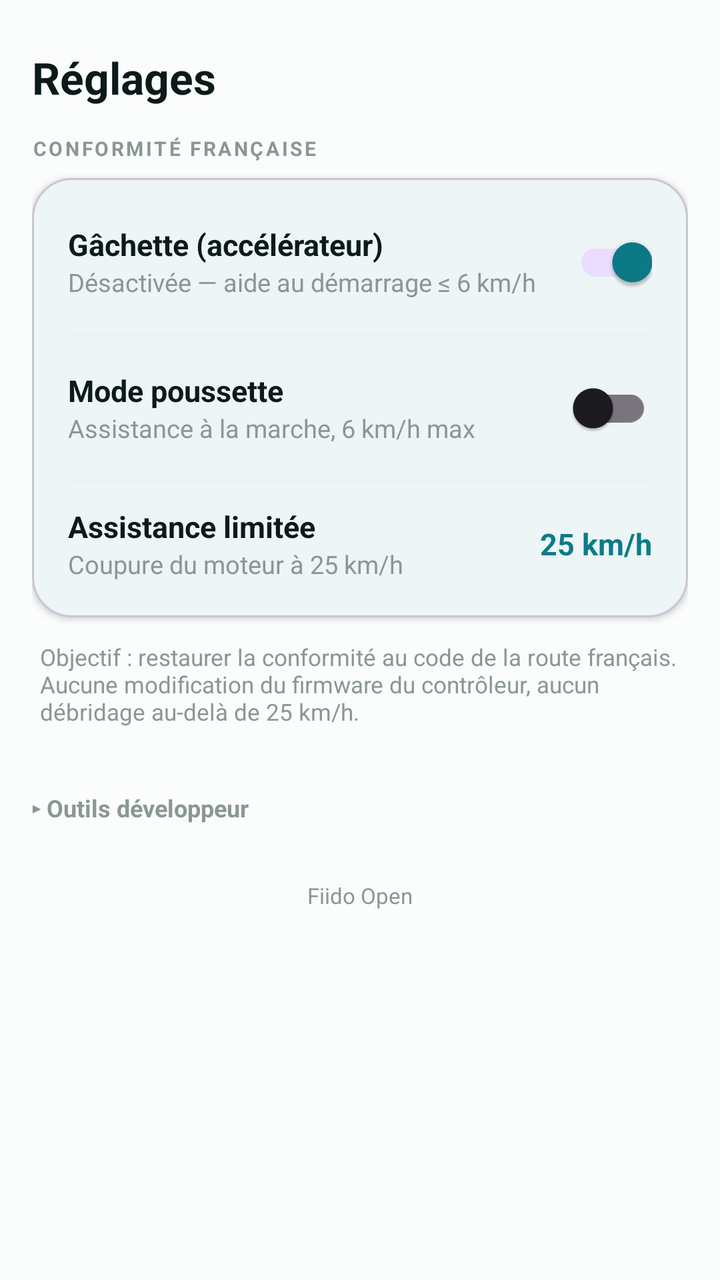
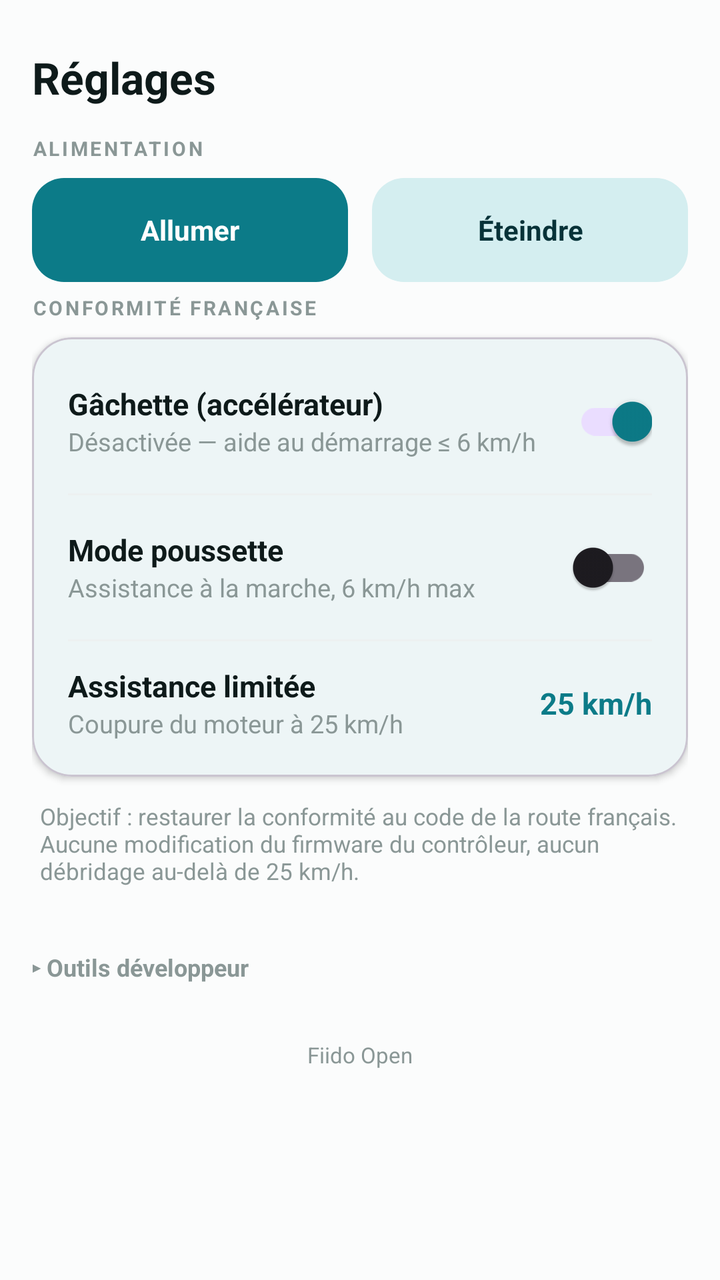

The first picture is an Android layout as it rendered before a commit; the second is the same layout after the commit. The layout source and the unified diff follow.
<!-- AndroidManifest.xml: application theme Theme.FiidoOpen -->
<!-- res/layout/fragment_reglages.xml -->
<?xml version="1.0" encoding="utf-8"?>
<androidx.core.widget.NestedScrollView xmlns:android="http://schemas.android.com/apk/res/android"
    xmlns:app="http://schemas.android.com/apk/res-auto"
    android:layout_width="match_parent"
    android:layout_height="match_parent"
    android:background="@color/bg"
    android:fillViewport="true">

    <LinearLayout
        android:layout_width="match_parent"
        android:layout_height="wrap_content"
        android:orientation="vertical"
        android:padding="16dp">

        <TextView
            android:layout_width="wrap_content"
            android:layout_height="wrap_content"
            android:paddingVertical="8dp"
            android:text="Réglages"
            android:textColor="@color/txt"
            android:textSize="22sp"
            android:textStyle="bold" />

        
        <TextView
            android:layout_width="match_parent"
            android:layout_height="wrap_content"
            android:paddingTop="6dp"
            android:paddingBottom="8dp"
            android:text="CONFORMITÉ FRANÇAISE"
            android:textColor="@color/txtDim"
            android:textSize="10sp"
            android:textStyle="bold"
            android:letterSpacing="0.12" />

        <com.google.android.material.card.MaterialCardView
            android:layout_width="match_parent"
            android:layout_height="wrap_content"
            app:cardBackgroundColor="@color/surface"
            app:cardCornerRadius="20dp"
            app:cardElevation="2dp">

            <LinearLayout
                android:layout_width="match_parent"
                android:layout_height="wrap_content"
                android:orientation="vertical"
                android:padding="6dp">

                <LinearLayout
                    android:layout_width="match_parent"
                    android:layout_height="wrap_content"
                    android:gravity="center_vertical"
                    android:orientation="horizontal"
                    android:padding="12dp">
                    <LinearLayout android:layout_width="0dp" android:layout_height="wrap_content" android:layout_weight="1" android:orientation="vertical">
                        <TextView android:layout_width="wrap_content" android:layout_height="wrap_content"
                            android:text="Gâchette (accélérateur)" android:textColor="@color/txt" android:textSize="15sp" android:textStyle="bold" />
                        <TextView android:layout_width="wrap_content" android:layout_height="wrap_content"
                            android:text="Désactivée — aide au démarrage ≤ 6 km/h" android:textColor="@color/txtDim" android:textSize="12.5sp" />
                    </LinearLayout>
                    <com.google.android.material.switchmaterial.SwitchMaterial
                        android:id="@+id/swThrottle" android:layout_width="wrap_content" android:layout_height="wrap_content" android:checked="true" />
                </LinearLayout>

                <View android:layout_width="match_parent" android:layout_height="1dp" android:background="@color/line" android:layout_marginHorizontal="12dp" />

                <LinearLayout
                    android:layout_width="match_parent"
                    android:layout_height="wrap_content"
                    android:gravity="center_vertical"
                    android:orientation="horizontal"
                    android:padding="12dp">
                    <LinearLayout android:layout_width="0dp" android:layout_height="wrap_content" android:layout_weight="1" android:orientation="vertical">
                        <TextView android:layout_width="wrap_content" android:layout_height="wrap_content"
                            android:text="Mode poussette" android:textColor="@color/txt" android:textSize="15sp" android:textStyle="bold" />
                        <TextView android:layout_width="wrap_content" android:layout_height="wrap_content"
                            android:text="Assistance à la marche, 6 km/h max" android:textColor="@color/txtDim" android:textSize="12.5sp" />
                    </LinearLayout>
                    <com.google.android.material.switchmaterial.SwitchMaterial
                        android:id="@+id/swWalk" android:layout_width="wrap_content" android:layout_height="wrap_content" />
                </LinearLayout>

                <View android:layout_width="match_parent" android:layout_height="1dp" android:background="@color/line" android:layout_marginHorizontal="12dp" />

                <LinearLayout
                    android:layout_width="match_parent"
                    android:layout_height="wrap_content"
                    android:gravity="center_vertical"
                    android:orientation="horizontal"
                    android:padding="12dp">
                    <LinearLayout android:layout_width="0dp" android:layout_height="wrap_content" android:layout_weight="1" android:orientation="vertical">
                        <TextView android:layout_width="wrap_content" android:layout_height="wrap_content"
                            android:text="Assistance limitée" android:textColor="@color/txt" android:textSize="15sp" android:textStyle="bold" />
                        <TextView android:layout_width="wrap_content" android:layout_height="wrap_content"
                            android:text="Coupure du moteur à 25 km/h" android:textColor="@color/txtDim" android:textSize="12.5sp" />
                    </LinearLayout>
                    <TextView android:layout_width="wrap_content" android:layout_height="wrap_content"
                        android:text="25 km/h" android:textColor="@color/primary" android:textSize="15sp" android:textStyle="bold" />
                </LinearLayout>
            </LinearLayout>
        </com.google.android.material.card.MaterialCardView>

        <TextView
            android:layout_width="match_parent"
            android:layout_height="wrap_content"
            android:paddingHorizontal="4dp"
            android:paddingTop="12dp"
            android:text="Objectif : restaurer la conformité au code de la route français. Aucune modification du firmware du contrôleur, aucun débridage au-delà de 25 km/h."
            android:textColor="@color/txtDim"
            android:textSize="11.5sp" />

        
        <TextView
            android:id="@+id/devHeader"
            android:layout_width="match_parent"
            android:layout_height="wrap_content"
            android:layout_marginTop="22dp"
            android:paddingVertical="10dp"
            android:text="▸ Outils développeur"
            android:textColor="@color/txtDim"
            android:textSize="12sp"
            android:textStyle="bold" />

        <LinearLayout
            android:id="@+id/devBox"
            android:layout_width="match_parent"
            android:layout_height="wrap_content"
            android:orientation="vertical"
            android:visibility="gone">

            <TextView android:id="@+id/btnReconnect" style="@style/DevBtn" android:text="Reconnecter le vélo" />
            <TextView android:id="@+id/btnScanReg" style="@style/DevBtn" android:text="Scanner les registres (0x00–0x40)" />
            <TextView android:id="@+id/btnT2708" style="@style/DevBtn" android:text="Test 0x27 = 0x08" />
            <TextView android:id="@+id/btnT2780" style="@style/DevBtn" android:text="Test 0x27 = 0x80" />
            <TextView android:id="@+id/btnT2700" style="@style/DevBtn" android:text="Test 0x27 = 0x00" />
            <TextView android:id="@+id/btnT2B40" style="@style/DevBtn" android:text="Test 0x2B = 0x40" />
            <TextView android:id="@+id/btnT2B00" style="@style/DevBtn" android:text="Test 0x2B = 0x00" />
            <TextView android:id="@+id/btnShareLog" style="@style/DevBtn" android:text="Partager le journal" />

            <TextView
                android:id="@+id/logView"
                android:layout_width="match_parent"
                android:layout_height="260dp"
                android:layout_marginTop="8dp"
                android:background="#FF0E1A1C"
                android:fontFamily="monospace"
                android:padding="10dp"
                android:scrollbars="vertical"
                android:text=""
                android:textColor="#FF9FE8D6"
                android:textSize="10sp" />
        </LinearLayout>

        <TextView
            android:id="@+id/versionTxt"
            android:layout_width="match_parent"
            android:layout_height="wrap_content"
            android:layout_marginTop="18dp"
            android:gravity="center"
            android:text="Fiido Open"
            android:textColor="@color/txtDim"
            android:textSize="11sp" />

    </LinearLayout>
</androidx.core.widget.NestedScrollView>
<!-- resources referenced by this layout -->
<resources>
  <color name="bg">#FFFBFCFC</color>
  <color name="line">#FFEDF1F1</color>
  <color name="primary">#FF0C7B88</color>
  <color name="surface">#FFFFFFFF</color>
  <color name="txt">#FF0E1A1A</color>
  <color name="txtDim">#FF8A9796</color>
  <style name="DevBtn">
          <item name="android:layout_width">match_parent</item>
          <item name="android:layout_height">wrap_content</item>
          <item name="android:layout_marginTop">8dp</item>
          <item name="android:background">@drawable/bg_btn_soft</item>
          <item name="android:gravity">center</item>
          <item name="android:paddingTop">14dp</item>
          <item name="android:paddingBottom">14dp</item>
          <item name="android:textColor">@color/ink</item>
          <item name="android:textSize">13sp</item>
          <item name="android:textStyle">bold</item>
          <item name="android:clickable">true</item>
          <item name="android:focusable">true</item>
      </style>
  <style name="Theme.FiidoOpen" parent="Theme.Material3.Light.NoActionBar">
          <item name="android:statusBarColor">@color/bg</item>
          <item name="android:windowBackground">@color/bg</item>
          <item name="android:windowLightStatusBar">true</item>
          <item name="colorPrimary">@color/primary</item>
          <item name="colorOnPrimary">#FFFFFFFF</item>
          <item name="colorSurface">@color/surface</item>
      </style>
  <!-- drawable bg_btn_soft (drawable) -->
  <shape xmlns:android="http://schemas.android.com/apk/res/android" android:shape="rectangle">
      <solid android:color="@color/primaryCont" />
      <corners android:radius="16dp" />
  </shape>
  <color name="ink">#FF073238</color>
  <color name="primaryCont">#FFD4EEF0</color>
</resources>

<!-- the commit's change to res/layout/fragment_reglages.xml (unified diff, before → after) -->
@@ -20,6 +20,50 @@
             android:textColor="@color/txt"
             android:textSize="22sp"
             android:textStyle="bold" />
+
+        
+        <TextView
+            android:layout_width="match_parent"
+            android:layout_height="wrap_content"
+            android:paddingTop="6dp"
+            android:paddingBottom="8dp"
+            android:text="ALIMENTATION"
+            android:textColor="@color/txtDim"
+            android:textSize="10sp"
+            android:textStyle="bold"
+            android:letterSpacing="0.12" />
+
+        <LinearLayout
+            android:layout_width="match_parent"
+            android:layout_height="wrap_content"
+            android:orientation="horizontal">
+
+            <TextView
+                android:id="@+id/btnPowerOn"
+                android:layout_width="0dp"
+                android:layout_height="52dp"
+                android:layout_weight="1"
+                android:layout_marginEnd="6dp"
+                android:background="@drawable/bg_btn_primary"
+                android:gravity="center"
+                android:text="Allumer"
+                android:textColor="#FFFFFFFF"
+                android:textSize="14sp"
+                android:textStyle="bold" />
+
+            <TextView
+                android:id="@+id/btnPowerOff"
+                android:layout_width="0dp"
+                android:layout_height="52dp"
+                android:layout_weight="1"
+                android:layout_marginStart="6dp"
+                android:background="@drawable/bg_btn_soft"
+                android:gravity="center"
+                android:text="Éteindre"
+                android:textColor="@color/ink"
+                android:textSize="14sp"
+                android:textStyle="bold" />
+        </LinearLayout>
 
         
         <TextView
<!-- resource entries referenced after the edit -->
@@ -6,6 +6,11 @@
   <color name="surface">#FFFFFFFF</color>
   <color name="txt">#FF0E1A1A</color>
   <color name="txtDim">#FF8A9796</color>
+  <!-- drawable bg_btn_primary (drawable) -->
+  <shape xmlns:android="http://schemas.android.com/apk/res/android" android:shape="rectangle">
+      <solid android:color="@color/primary" />
+      <corners android:radius="16dp" />
+  </shape>
   <style name="DevBtn">
           <item name="android:layout_width">match_parent</item>
           <item name="android:layout_height">wrap_content</item>
